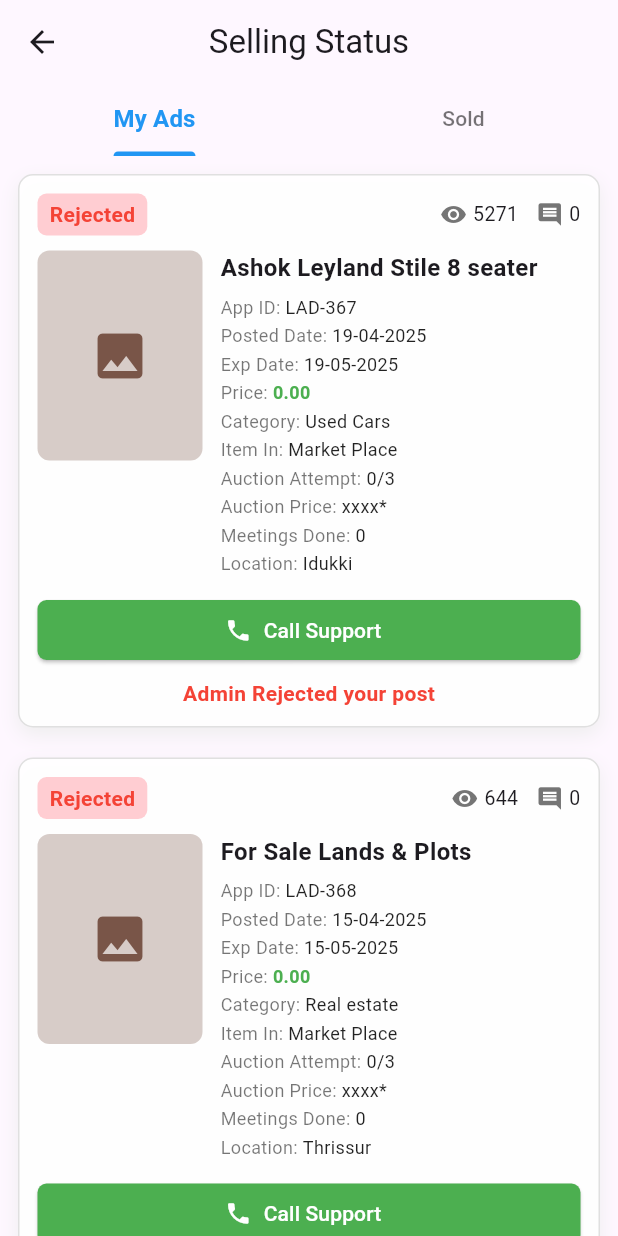
After one commit to Greencreon-LLP-2/Lelam-online-V2, a Flutter app: the SellingStatusPage screen opened directly, on a phone screen of 412 x 824 dp. The commit adds this screen. Run offline on Flutter 3.47's test engine with Material 3 defaults, Android fonts, the phone set to English and light mode, and no system bars.

Commit message:
added selling status

```diff
--- a/lib/feature/home/view/pages/main_scaffold.dart
+++ b/lib/feature/home/view/pages/main_scaffold.dart
@@ -5,6 +5,7 @@ import 'package:lelamonline_flutter/core/theme/app_theme.dart';
 import 'package:lelamonline_flutter/feature/home/view/pages/home_page.dart';
 import 'package:lelamonline_flutter/feature/sell/view/pages/sell_page.dart';
 import 'package:lelamonline_flutter/feature/status/view/pages/buying_status_page.dart';
+import 'package:lelamonline_flutter/feature/status/view/pages/selling_status_page.dart';
 import 'package:lelamonline_flutter/feature/status/view/pages/status_page.dart';
 
 class MainScaffold extends StatefulWidget {
@@ -20,7 +21,7 @@ class _MainScaffoldState extends State<MainScaffold> {
   List<Widget> get _pages => [
     HomePage(),
     isStatus ? BuyingStatusPage() : Center(child: Text('Support')),
-    isStatus ? Center(child: Text('Selling')) : SellPage(),
+    isStatus ? SellingStatusPage() : SellPage(),
     isStatus ? Center(child: Text('Shortlist')) : StatusPage(),
     Center(child: Text('Profile')),
   ];
--- a/lib/feature/status/view/pages/buying_status_page.dart
+++ b/lib/feature/status/view/pages/buying_status_page.dart
@@ -15,7 +15,7 @@ class BuyingStatusPage extends StatelessWidget {
           title: const Text('Buying Status'),
           bottom: const TabBar(
             dividerColor: Colors.transparent,
-            isScrollable: true, // enables scrolling for many tabs
+            isScrollable: false, // enables scrolling for many tabs
             indicatorColor: AppTheme.primaryColor,
             labelColor: AppTheme.primaryColor,
             unselectedLabelColor: Colors.black54,
--- a/lib/feature/status/view/pages/selling_status_page.dart
+++ b/lib/feature/status/view/pages/selling_status_page.dart
@@ -0,0 +1,33 @@
+import 'package:flutter/material.dart';
+import 'package:lelamonline_flutter/core/theme/app_theme.dart';
+import 'package:lelamonline_flutter/feature/status/view/widgets/selling_status/my_ads_widget.dart';
+
+class SellingStatusPage extends StatelessWidget {
+  const SellingStatusPage({super.key});
+
+  @override
+  Widget build(BuildContext context) {
+    return DefaultTabController(
+      length: 2,
+      child: Scaffold(
+        appBar: AppBar(
+          centerTitle: true,
+          title: const Text('Selling Status'),
+          bottom: const TabBar(
+            dividerColor: Colors.transparent,
+            isScrollable: false, // enables scrolling for many tabs
+            indicatorColor: AppTheme.primaryColor,
+            labelColor: AppTheme.primaryColor,
+            unselectedLabelColor: Colors.black54,
+            labelStyle: TextStyle(fontSize: 16, fontWeight: FontWeight.bold),
+            unselectedLabelStyle: TextStyle(fontSize: 14),
+            tabs: [Tab(text: 'My Ads'), Tab(text: 'Sold')],
+          ),
+        ),
+        body: TabBarView(
+          children: [const MyAdsWidget(), Center(child: Text('Sold'))],
+        ),
+      ),
+    );
+  }
+}
--- /dev/null
+++ b/lib/feature/status/view/widgets/selling_status/my_ads_widget.dart
@@ -0,0 +1,248 @@
+import 'package:flutter/material.dart';
+
+class MyAdsWidget extends StatelessWidget {
+  const MyAdsWidget({super.key});
+
+  @override
+  Widget build(BuildContext context) {
+    // Mock data for demonstration
+    final ads = [
+      {
+        'status': 'Rejected',
+        'views': 5271,
+        'comments': 0,
+        'title': 'Ashok Leyland Stile 8 seater',
+        'appId': 'LAD-367',
+        'postedDate': '19-04-2025',
+        'expDate': '19-05-2025',
+        'price': '0.00',
+        'category': 'Used Cars',
+        'itemIn': 'Market Place',
+        'auctionAttempt': '0/3',
+        'auctionPrice': 'xxxx*',
+        'meetingsDone': '0',
+        'location': 'Idukki',
+        'image': null, // Replace with AssetImage or NetworkImage if available
+        'rejectionMsg': 'Admin Rejected your post',
+      },
+      {
+        'status': 'Rejected',
+        'views': 644,
+        'comments': 0,
+        'title': 'For Sale Lands & Plots',
+        'appId': 'LAD-368',
+        'postedDate': '15-04-2025',
+        'expDate': '15-05-2025',
+        'price': '0.00',
+        'category': 'Real estate',
+        'itemIn': 'Market Place',
+        'auctionAttempt': '0/3',
+        'auctionPrice': 'xxxx*',
+        'meetingsDone': '0',
+        'location': 'Thrissur',
+        'image': null, // Replace with AssetImage or NetworkImage if available
+        'rejectionMsg': 'Admin Rejected your post',
+      },
+    ];
+
+    return ListView.builder(
+      padding: const EdgeInsets.all(12),
+      itemCount: ads.length,
+      itemBuilder: (context, index) {
+        final ad = ads[index];
+        return Container(
+          margin: const EdgeInsets.only(bottom: 20),
+          decoration: BoxDecoration(
+            color: Colors.white.withOpacity(.95),
+            borderRadius: BorderRadius.circular(10),
+            border: Border.all(color: Colors.grey.shade300),
+            boxShadow: [
+              BoxShadow(
+                color: Colors.grey.shade200,
+                blurRadius: 10,
+                offset: const Offset(0, 5),
+              ),
+            ],
+          ),
+          child: Padding(
+            padding: const EdgeInsets.all(12.0),
+            child: Column(
+              crossAxisAlignment: CrossAxisAlignment.start,
+              children: [
+                Row(
+                  children: [
+                    Container(
+                      padding: const EdgeInsets.symmetric(
+                        horizontal: 8,
+                        vertical: 4,
+                      ),
+                      decoration: BoxDecoration(
+                        color: Colors.red.shade100,
+                        borderRadius: BorderRadius.circular(6),
+                      ),
+                      child: Text(
+                        ad['status'] as String,
+                        style: const TextStyle(
+                          color: Colors.red,
+                          fontWeight: FontWeight.bold,
+                        ),
+                      ),
+                    ),
+                    const Spacer(),
+                    Icon(
+                      Icons.remove_red_eye,
+                      size: 18,
+                      color: Colors.grey.shade600,
+                    ),
+                    const SizedBox(width: 4),
+                    Text(
+                      '${ad['views']}',
+                      style: const TextStyle(fontSize: 13),
+                    ),
+                    const SizedBox(width: 12),
+                    Icon(Icons.comment, size: 18, color: Colors.grey.shade600),
+                    const SizedBox(width: 4),
+                    Text(
+                      '${ad['comments']}',
+                      style: const TextStyle(fontSize: 13),
+                    ),
+                  ],
+                ),
+                const SizedBox(height: 10),
+                Row(
+                  crossAxisAlignment: CrossAxisAlignment.start,
+                  children: [
+                    // Image placeholder
+                    Container(
+                      width: 110,
+                      height: 140,
+                      decoration: BoxDecoration(
+                        color: Colors.brown.shade100,
+                        borderRadius: BorderRadius.circular(8),
+                        image:
+                            ad['image'] != null
+                                ? DecorationImage(
+                                  image: ad['image'] as ImageProvider<Object>,
+                                  fit: BoxFit.cover,
+                                )
+                                : null,
+                      ),
+                      child:
+                          ad['image'] == null
+                              ? const Center(
+                                child: Icon(
+                                  Icons.image,
+                                  size: 40,
+                                  color: Colors.brown,
+                                ),
+                              )
+                              : null,
+                    ),
+                    const SizedBox(width: 12),
+                    Expanded(
+                      child: Column(
+                        crossAxisAlignment: CrossAxisAlignment.start,
+                        children: [
+                          Text(
+                            ad['title'] as String,
+                            style: const TextStyle(
+                              fontWeight: FontWeight.bold,
+                              fontSize: 16,
+                            ),
+                          ),
+                          const SizedBox(height: 6),
+                          _adDetail('App ID', ad['appId'] as String),
+                          _adDetail('Posted Date', ad['postedDate'] as String),
+                          _adDetail('Exp Date', ad['expDate'] as String),
+                          _adDetail(
+                            'Price',
+                            ad['price'] as String,
+                            highlight: true,
+                          ),
+                          _adDetail('Category', ad['category'] as String),
+                          _adDetail('Item In', ad['itemIn'] as String),
+                          _adDetail(
+                            'Auction Attempt',
+                            ad['auctionAttempt'] as String,
+                          ),
+                          _adDetail(
+                            'Auction Price',
+                            ad['auctionPrice'] as String,
+                          ),
+                          _adDetail(
+                            'Meetings Done',
+                            ad['meetingsDone'] as String,
+                          ),
+                          _adDetail('Location', ad['location'] as String),
+                        ],
+                      ),
+                    ),
+                  ],
+                ),
+                const SizedBox(height: 10),
+                Row(
+                  children: [
+                    Expanded(
+                      child: ElevatedButton.icon(
+                        style: ElevatedButton.styleFrom(
+                          backgroundColor: Colors.green,
+                          shape: RoundedRectangleBorder(
+                            borderRadius: BorderRadius.circular(6),
+                          ),
+                        ),
+                        onPressed: () {},
+                        icon: const Icon(
+                          Icons.phone,
+                          color: Colors.white,
+                          size: 18,
+                        ),
+                        label: const Text(
+                          'Call Support',
+                          style: TextStyle(color: Colors.white),
+                        ),
+                      ),
+                    ),
+                  ],
+                ),
+                if (ad['rejectionMsg'] != null) ...[
+                  const SizedBox(height: 8),
+                  Center(
+                    child: Text(
+                      ad['rejectionMsg'] as String,
+                      style: const TextStyle(
+                        color: Colors.red,
+                        fontWeight: FontWeight.bold,
+                      ),
+                    ),
+                  ),
+                ],
+              ],
+            ),
+          ),
+        );
+      },
+    );
+  }
+}
+
+Widget _adDetail(String label, String value, {bool highlight = false}) {
+  return Padding(
+    padding: const EdgeInsets.only(bottom: 2),
+    child: Row(
+      children: [
+        Text(
+          '$label: ',
+          style: const TextStyle(fontSize: 12, color: Colors.black54),
+        ),
+        Text(
+          value,
+          style: TextStyle(
+            fontSize: 12,
+            color: highlight ? Colors.green : Colors.black87,
+            fontWeight: highlight ? FontWeight.bold : FontWeight.normal,
+          ),
+        ),
+      ],
+    ),
+  );
+}
```
